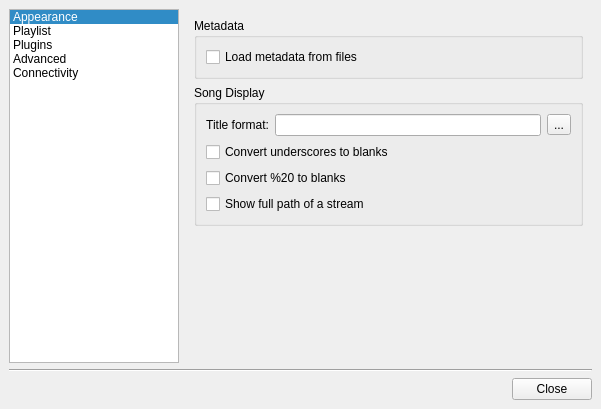
The window that src/ui/forms/configdialog.ui (ksv1986/qmmp-staging) describes before a commit, drawn with Qt 5.
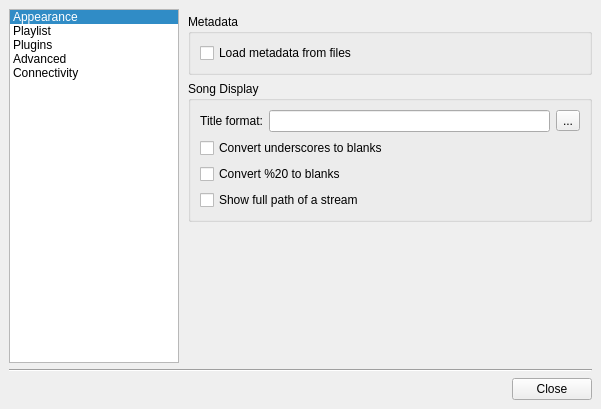
The same window after the commit. The open tabs and pages were chosen to show the change. Icons and pictures are not drawn.

Patch:
```diff
--- a/src/ui/forms/configdialog.ui
+++ b/src/ui/forms/configdialog.ui
@@ -31,9 +31,6 @@
    <item>
     <layout class="QHBoxLayout" >
      <property name="spacing" >
-      <number>6</number>
-     </property>
-     <property name="leftMargin" >
       <number>0</number>
      </property>
      <property name="topMargin" >
@@ -314,6 +311,15 @@
        </widget>
        <widget class="QWidget" name="page" >
         <layout class="QVBoxLayout" >
+         <property name="topMargin" >
+          <number>5</number>
+         </property>
+         <property name="rightMargin" >
+          <number>0</number>
+         </property>
+         <property name="bottomMargin" >
+          <number>0</number>
+         </property>
          <item>
           <widget class="QGroupBox" name="groupBox_3" >
            <property name="title" >
@@ -323,19 +329,7 @@
             <property name="leftMargin" >
              <number>9</number>
             </property>
-            <property name="topMargin" >
-             <number>9</number>
-            </property>
-            <property name="rightMargin" >
-             <number>9</number>
-            </property>
-            <property name="bottomMargin" >
-             <number>9</number>
-            </property>
-            <property name="horizontalSpacing" >
-             <number>6</number>
-            </property>
-            <property name="verticalSpacing" >
+            <property name="spacing" >
              <number>6</number>
             </property>
             <item row="0" column="0" >
```
Left out of the diff: 149 changed lines with no effect on the pictures.
